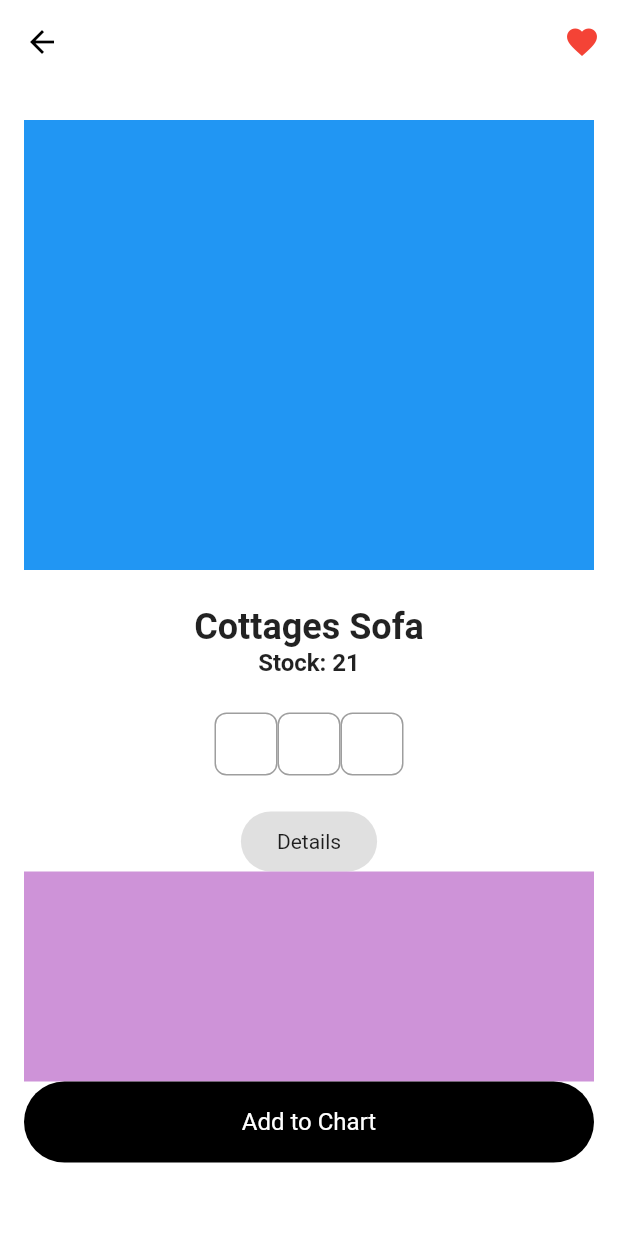
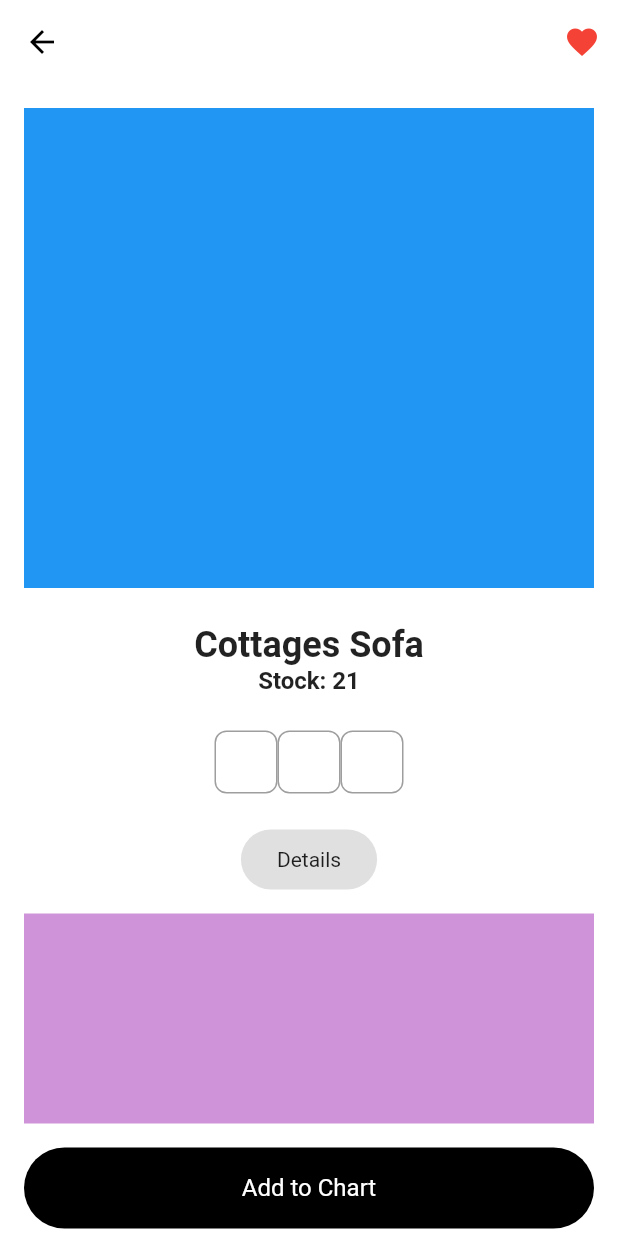
Before and after one commit to JAICHANGPARK/flutter_notebook_chapter_24, a Flutter app: the FurnitureDetailPage screen opened directly, on a phone screen of 412 x 824 dp. Run offline on Flutter 3.47's test engine with Material 2 defaults, Android fonts, the phone set to English and light mode, and no system bars; our stand-ins replace flutter_riverpod, freezed_annotation, ionicons, percent_indicator; missing offline and left inert: crypto_font_icons; network calls fail.

Commit message:
Update furniture_detail_page.dart

```diff
--- a/lib/ep1371_furniture_app/view/furniture_detail_page.dart
+++ b/lib/ep1371_furniture_app/view/furniture_detail_page.dart
@@ -27,11 +27,11 @@ class _FurnitureDetailPageState extends State<FurnitureDetailPage> {
         ),
         backgroundColor: Colors.white,
         body: Padding(
-          padding: EdgeInsets.symmetric(horizontal: 16, vertical: 24),
+          padding: EdgeInsets.symmetric(horizontal: 16, vertical: 16),
           child: Column(
             children: [
               Container(
-                height: 300,
+                height: 320,
                 color: Colors.blue,
               ),
               SizedBox(
@@ -86,11 +86,13 @@ class _FurnitureDetailPageState extends State<FurnitureDetailPage> {
                 child: const Text("Details"),
               ),
               Container(
+                margin: EdgeInsets.symmetric(vertical: 16),
                 height: 140,
                 decoration: BoxDecoration(
                   color: Colors.purple[200],
                 ),
               ),
+
               Container(
                 height: 54,
                 decoration: const ShapeDecoration(
```
